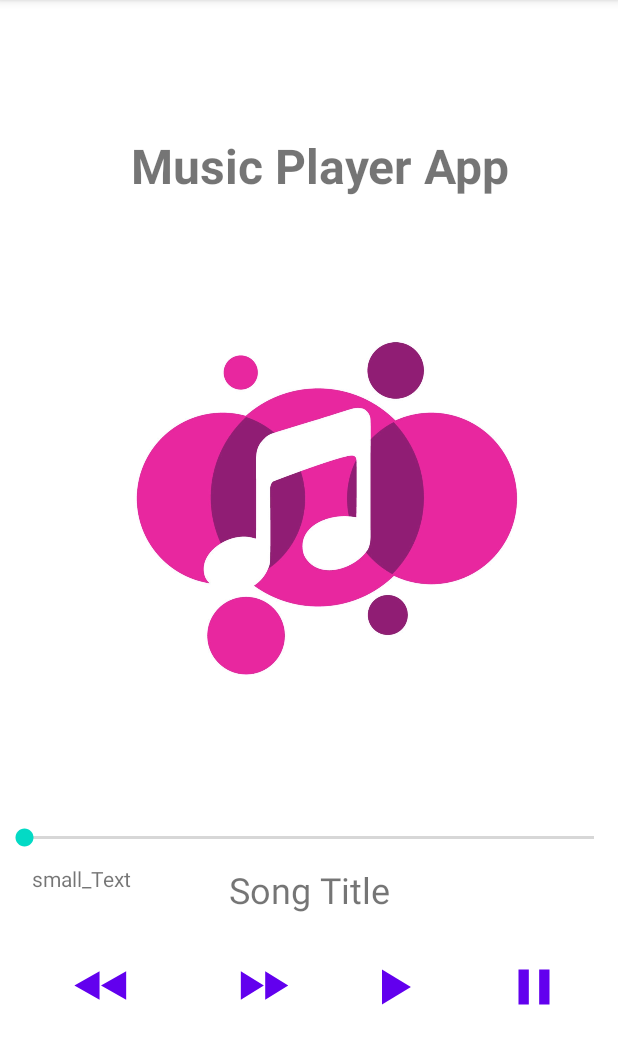
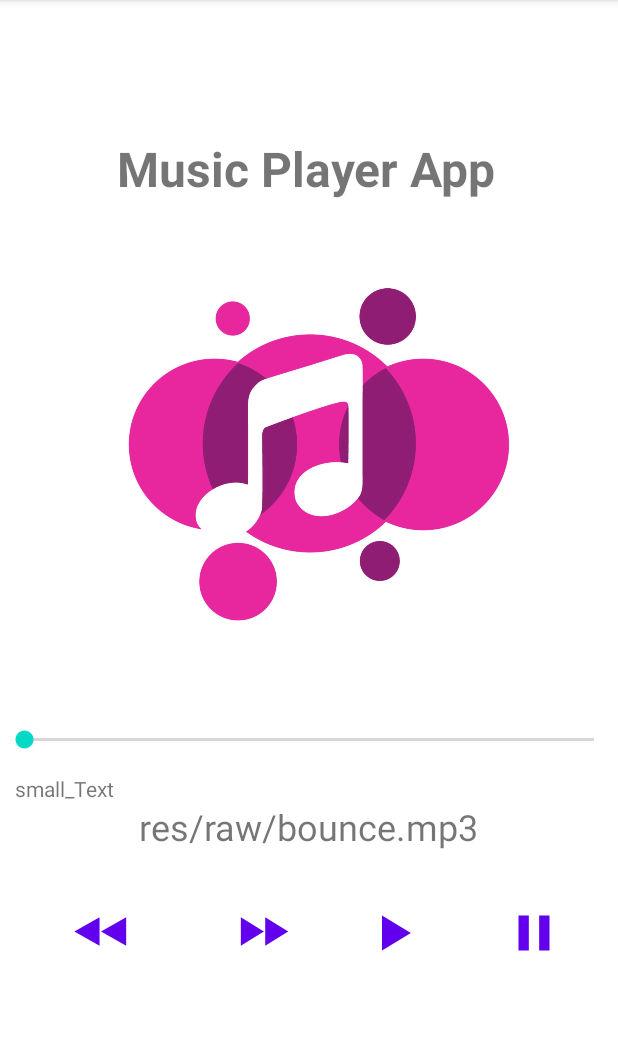
Before and after one commit to xiaoyazz/MediaPlayer, an Android app: the screen it shows after launch (MainActivity), on a phone screen of 412 x 824 dp, the part 84-1148 px from its top. Run offline under Robolectric (Android 15) with nearby library versions, the phone set to English and light mode, and no system bars.

Commit message:
Update resources package for the song title

```diff
--- a/app/src/main/java/com/practice/mediaplayer/MainActivity.kt
+++ b/app/src/main/java/com/practice/mediaplayer/MainActivity.kt
@@ -62,6 +62,15 @@ class MainActivity : AppCompatActivity() {
                 R.raw.bounce
             )
 
+        // Set the audio name as song title
+        // For more songs in the future, this attribute should be turned into a method
+        titleText.setText(
+            resources.getIdentifier(
+            "bounce",
+            "raw",
+                packageName
+        ))
+
         // Seekbar
         seekBar.isClickable = false
 
@@ -70,6 +79,8 @@ class MainActivity : AppCompatActivity() {
         btnPause.setOnClickListener{ pauseMusic() }
         btnForward.setOnClickListener{ forwardMusic() }
         btnBackward.setOnClickListener { backwardMusic() }
+
+        seekBar.progress = startTime.toInt()
     }
 
     // Play Button
@@ -92,24 +103,23 @@ class MainActivity : AppCompatActivity() {
                         TimeUnit.MILLISECONDS.toMinutes(finalTime.toLong())) // Need to minus the first time unit in seconds before displaying
 
         )
-
-//        handler.postDelayed(updateSongTime, 100)
         var updateSongTime: Runnable = object: Runnable {
             override fun run() {
                 startTime = mediaPlayer.currentPosition.toDouble()
                 timeText.text = String.format("%d min, %d sec",
-                TimeUnit.MILLISECONDS.toMinutes(startTime.toLong()),
-                TimeUnit.MILLISECONDS.toSeconds(startTime.toLong()) -
-                        TimeUnit.MINUTES.toSeconds(
-                            TimeUnit.MILLISECONDS.toMinutes(startTime.toLong()))
-                    )
-
+                    TimeUnit.MILLISECONDS.toMinutes(startTime.toLong()),
+                    TimeUnit.MILLISECONDS.toSeconds(startTime.toLong()) -
+                            TimeUnit.MINUTES.toSeconds(
+                                TimeUnit.MILLISECONDS.toMinutes(startTime.toLong()))
+                )
                 seekBar.progress = startTime.toInt()
-                handler.postDelayed(this, 100)
+                handler.postDelayed(this, 1000)
             }
         }
 
     }
+
+
 
     // Pause Button
     private fun pauseMusic() {
--- a/app/src/main/res/layout/activity_main.xml
+++ b/app/src/main/res/layout/activity_main.xml
@@ -8,8 +8,8 @@
 
     <TextView
         android:id="@+id/textView"
-        android:layout_width="wrap_content"
-        android:layout_height="wrap_content"
+        android:layout_width="270dp"
+        android:layout_height="41dp"
         android:layout_marginBottom="636dp"
         android:text="Music Player App"
         android:textSize="32sp"
@@ -23,10 +23,10 @@
         android:id="@+id/imageview"
         android:layout_width="271dp"
         android:layout_height="278dp"
-        android:layout_marginTop="68dp"
+        android:layout_marginTop="32dp"
         android:src="@drawable/music_play"
         app:layout_constraintEnd_toEndOf="parent"
-        app:layout_constraintHorizontal_bias="0.578"
+        app:layout_constraintHorizontal_bias="0.542"
         app:layout_constraintStart_toStartOf="parent"
         app:layout_constraintTop_toBottomOf="@+id/textView" />
 
@@ -79,8 +79,10 @@
         android:layout_height="wrap_content"
         app:layout_constraintBottom_toTopOf="@+id/forward_btn"
         app:layout_constraintTop_toBottomOf="@+id/imageview"
+        app:layout_constraintVertical_bias="0.295"
         app:layout_editor_absoluteX="16dp"
-        app:layout_editor_absoluteY="521dp" />
+        app:layout_editor_absoluteY="521dp"
+        tools:layout_editor_absoluteX="0dp" />
 
     <TextView
         android:id="@+id/time_left_text"
@@ -89,22 +91,24 @@
         android:text="small_Text"
         app:layout_constraintBottom_toTopOf="@+id/forward_btn"
         app:layout_constraintEnd_toEndOf="parent"
-        app:layout_constraintHorizontal_bias="0.061"
+        app:layout_constraintHorizontal_bias="0.029"
         app:layout_constraintStart_toStartOf="parent"
         app:layout_constraintTop_toBottomOf="@+id/seekBar"
-        app:layout_constraintVertical_bias="0.173" />
+        app:layout_constraintVertical_bias="0.172" />
 
     <TextView
         android:id="@+id/song_title"
         android:layout_width="wrap_content"
         android:layout_height="wrap_content"
         android:layout_marginBottom="20dp"
-        android:text="Song Title"
+        android:text=""
         android:textSize="24sp"
         app:layout_constraintBottom_toTopOf="@+id/play_btn"
         app:layout_constraintEnd_toEndOf="parent"
+        app:layout_constraintHorizontal_bias="0.498"
         app:layout_constraintStart_toStartOf="parent"
-        app:layout_constraintTop_toBottomOf="@+id/seekBar" />
+        app:layout_constraintTop_toBottomOf="@+id/seekBar"
+        app:layout_constraintVertical_bias="0.687" />
 
 
 </androidx.constraintlayout.widget.ConstraintLayout>
```
